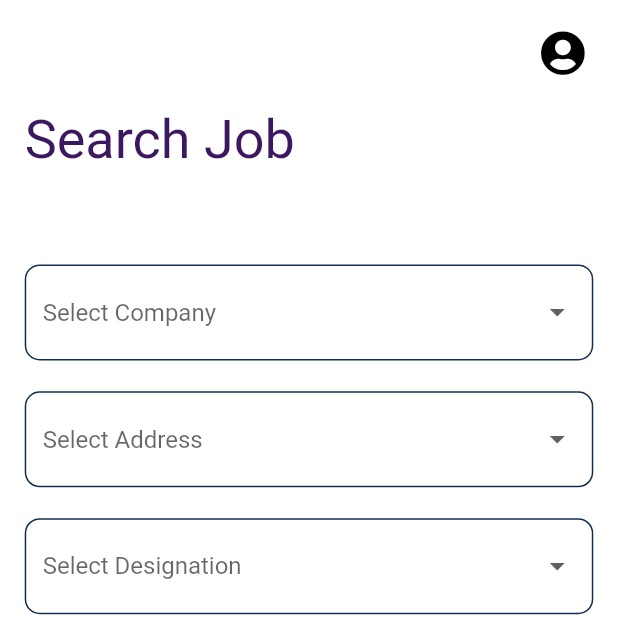
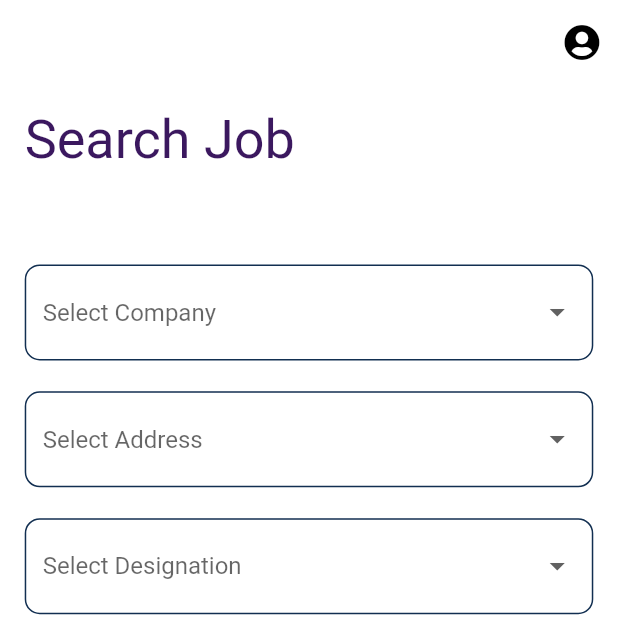
Before and after one commit to sajibAdhi/pencilbox_ui_app_batch21, a Flutter app: the SearchJob screen opened directly, on a phone screen of 412 x 824 dp, the top half of it. Run offline on Flutter 3.47's test engine with Material 2 defaults, Android fonts, the phone set to English and light mode, and no system bars; our stand-ins replace font_awesome_flutter.

Commit message:
icon Fixed

```diff
--- a/lib/main.dart
+++ b/lib/main.dart
@@ -1,5 +1,6 @@
-import 'package:exam3/screens/loading_screen.dart';
 import 'package:flutter/material.dart';
+
+import 'screens/search_job.dart';
 
 void main() {
   runApp(MyApp());
@@ -12,7 +13,7 @@
   Widget build(BuildContext context) {
     return MaterialApp(
       debugShowCheckedModeBanner: false,
-      home: LoadingScreen(),
+      home: SearchJob(),
     );
   }
 }
--- a/lib/screens/search_job.dart
+++ b/lib/screens/search_job.dart
@@ -1,6 +1,5 @@
 import 'package:flutter/material.dart';
 import 'package:font_awesome_flutter/font_awesome_flutter.dart';
-
 import 'sign_in.dart';
 
 class SearchJob extends StatelessWidget {
@@ -9,26 +8,21 @@
   @override
   Widget build(BuildContext context) {
     var _height = MediaQuery.of(context).size.height;
-    var _width = MediaQuery.of(context).size.width;
+    var _size = MediaQuery.of(context).size;
 
-    return SafeArea(
-      child: Scaffold(
+    return Scaffold(
       backgroundColor: Colors.white,
       appBar: AppBar(
         backgroundColor: Colors.white,
         elevation: 0,
         actions: [
-            Padding(
-              padding: EdgeInsets.all(_width / 32),
-              child: IconButton(
+          IconButton(
             onPressed: () {
               Navigator.pop(context);
             },
             icon: FaIcon(
               FontAwesomeIcons.solidUserCircle,
               color: Colors.black,
-                  size: 30,
-                ),
             ),
           ),
         ],
@@ -57,11 +51,7 @@
                 ),
                 CustomDropDown(
                   hint: 'Select Designation',
-                    item: [
-                      'Webdeveloper',
-                      'Software Engineer',
-                      'Data Analysist'
-                    ],
+                  item: ['Webdeveloper', 'Software Engineer', 'Data Analysist'],
                 ),
               ],
             ),
@@ -119,7 +109,6 @@
         child: Icon(
           Icons.arrow_forward,
           size: 30,
-          ),
         ),
       ),
     );
```
Lines whose indentation alone changed are shown as unchanged.
